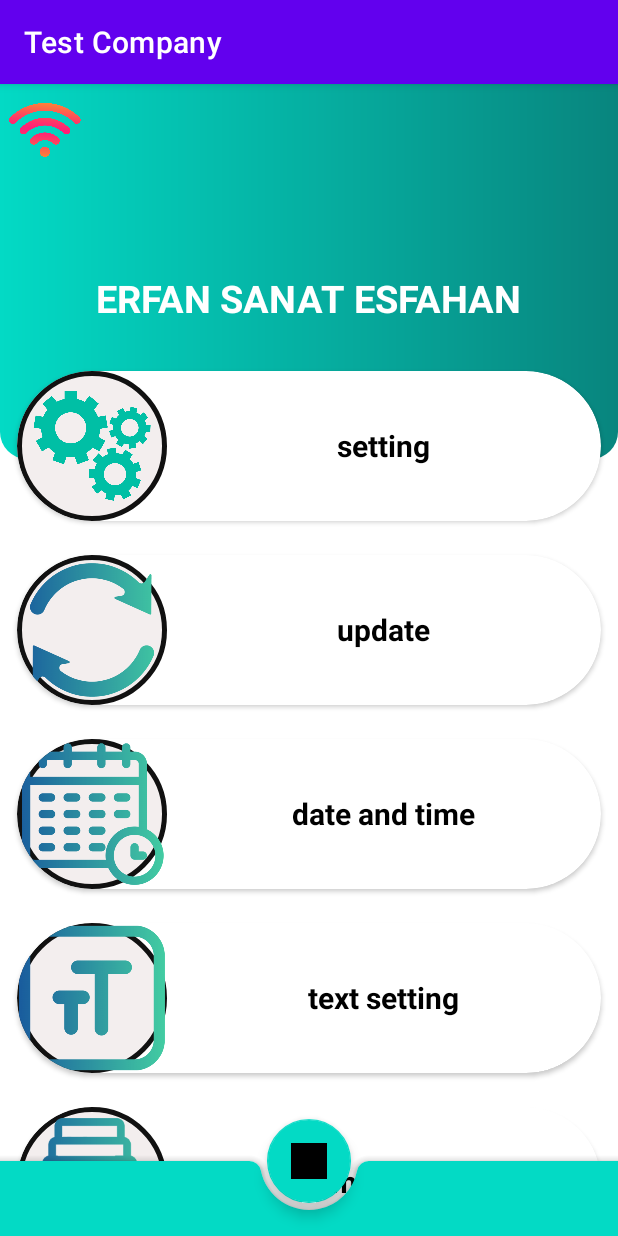
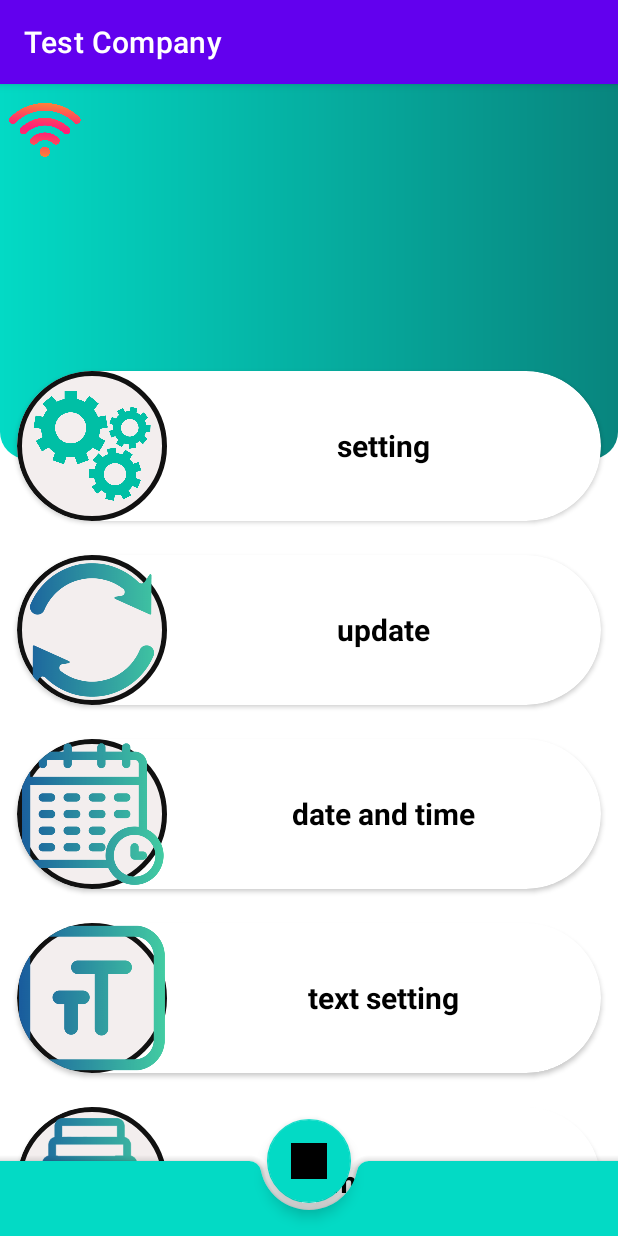
Before and after one commit to gray-farz/boxAndWifiCleaned, an Android app: the screen it shows after launch (MainActivity), on a phone screen of 412 x 824 dp. Run offline under Robolectric (Android 15) with nearby library versions, the light colour scheme and no system bars.

Commit message:
company name

```diff
--- a/app/src/main/res/layout/activity_main.xml
+++ b/app/src/main/res/layout/activity_main.xml
@@ -34,7 +34,7 @@
             android:id="@+id/textView"
             android:layout_width="wrap_content"
             android:layout_height="wrap_content"
-            android:text="ERFAN SANAT ESFAHAN"
+            android:text=""
             android:textColor="@color/white"
             android:textSize="25sp"
             android:textStyle="bold"
```
